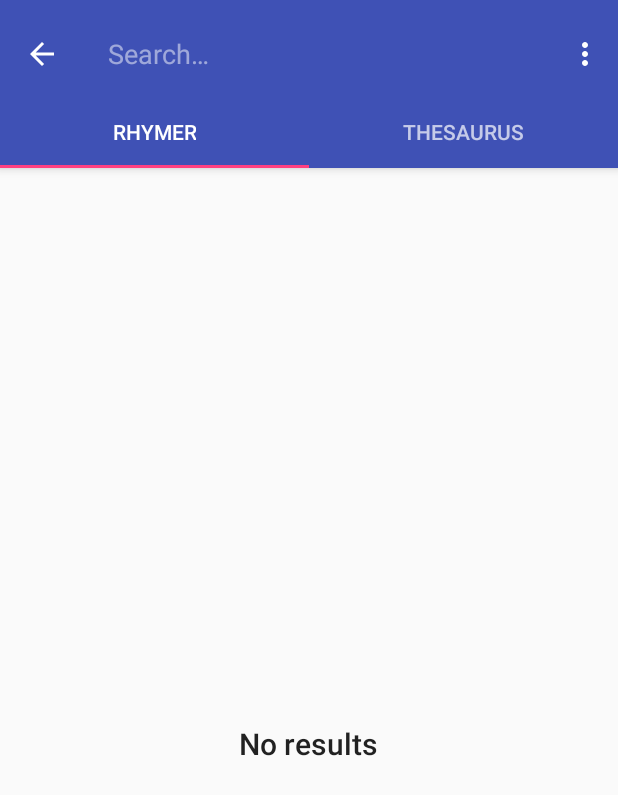
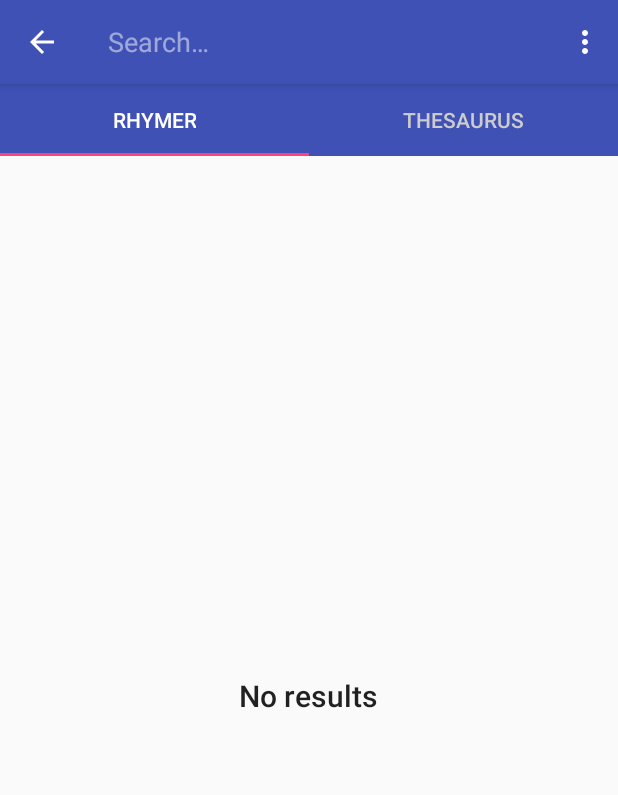
Before and after one commit to caarmen/poet-assistant, an Android app: the screen it shows after launch (MainActivity), after a tap on "Search", on a phone screen of 412 x 824 dp. Shown: the top 795 px of the screen. Run offline under Robolectric (Android 15) with nearby library versions, the phone set to English and light mode, and no system bars; pictures from the network do not load; 5 statements that could not run were skipped.

Commit message:
Attempt to simplify action bar/tab bar styling.

```diff
--- a/app/src/main/AndroidManifest.xml
+++ b/app/src/main/AndroidManifest.xml
@@ -31,7 +31,7 @@
             android:name=".main.MainActivity"
             android:label="@string/app_name"
             android:launchMode="singleTop"
-            android:theme="@style/AppTheme.NoActionBar">
+            >
             <intent-filter>
                 <action android:name="android.intent.action.MAIN" />
 
--- a/app/src/main/java/ca/rmen/android/poetassistant/main/MainActivity.java
+++ b/app/src/main/java/ca/rmen/android/poetassistant/main/MainActivity.java
@@ -57,8 +57,6 @@
         super.onCreate(savedInstanceState);
         setContentView(R.layout.activity_main);
 
-        Toolbar toolbar = (Toolbar) findViewById(R.id.toolbar);
-        setSupportActionBar(toolbar);
         Uri data = getIntent().getData();
         mPagerAdapter = new ResultListPagerAdapter(this, getSupportFragmentManager(), data);
 
@@ -81,8 +79,8 @@
         setIntent(intent);
         if (Intent.ACTION_SEARCH.equals(intent.getAction())) {
             String query = intent.getStringExtra(SearchManager.QUERY);
-            if(TextUtils.isEmpty(query)) query = intent.getStringExtra(SearchManager.USER_QUERY);
-            if(TextUtils.isEmpty(query)) return;
+            if (TextUtils.isEmpty(query)) query = intent.getStringExtra(SearchManager.USER_QUERY);
+            if (TextUtils.isEmpty(query)) return;
             search(query);
         } else if (Intent.ACTION_VIEW.equals(intent.getAction())) {
             Uri data = getIntent().getData();
--- a/app/src/main/res/layout/activity_main.xml
+++ b/app/src/main/res/layout/activity_main.xml
@@ -1,5 +1,4 @@
-<?xml version="1.0" encoding="utf-8"?>
-<!--
+<?xml version="1.0" encoding="utf-8"?><!--
   ~ Copyright (c) 2016 Carmen Alvarez
   ~
   ~ This file is part of Poet Assistant.
@@ -18,43 +17,25 @@
   ~ along with Poet Assistant.  If not, see <http://www.gnu.org/licenses/>.
   -->
 
-<android.support.design.widget.CoordinatorLayout xmlns:android="http://schemas.android.com/apk/res/android"
+<LinearLayout xmlns:android="http://schemas.android.com/apk/res/android"
     xmlns:tools="http://schemas.android.com/tools"
-    xmlns:app="http://schemas.android.com/apk/res-auto"
-    android:id="@+id/main_content"
     android:layout_width="match_parent"
     android:layout_height="match_parent"
     android:fitsSystemWindows="true"
+    android:orientation="vertical"
     tools:context=".main.MainActivity">
 
-    <android.support.design.widget.AppBarLayout
-        android:id="@+id/appbar"
+
+    <android.support.design.widget.TabLayout
+        android:id="@+id/tabs"
+        style="@style/AppTabView"
         android:layout_width="match_parent"
-        android:layout_height="wrap_content"
-        android:paddingTop="@dimen/appbar_padding_top"
-        android:theme="@style/AppTheme.AppBarOverlay">
+        android:layout_height="wrap_content" />
 
-        <android.support.v7.widget.Toolbar
-            android:id="@+id/toolbar"
-            android:layout_width="match_parent"
-            android:layout_height="?attr/actionBarSize"
-            android:background="?attr/colorPrimary"
-            app:popupTheme="@style/AppTheme.PopupOverlay"
-            app:layout_scrollFlags="scroll|enterAlways">
-
-        </android.support.v7.widget.Toolbar>
-
-        <android.support.design.widget.TabLayout
-            android:id="@+id/tabs"
-            android:layout_width="match_parent"
-            android:layout_height="wrap_content" />
-
-    </android.support.design.widget.AppBarLayout>
 
     <android.support.v4.view.ViewPager
         android:id="@+id/container"
         android:layout_width="match_parent"
-        android:layout_height="match_parent"
-        app:layout_behavior="@string/appbar_scrolling_view_behavior" />
+        android:layout_height="match_parent" />
 
-</android.support.design.widget.CoordinatorLayout>
+</LinearLayout>
--- a/app/src/main/res/values-v21/styles.xml
+++ /dev/null
@@ -1,28 +0,0 @@
-<!--
-  ~ Copyright (c) 2016 Carmen Alvarez
-  ~
-  ~ This file is part of Poet Assistant.
-  ~
-  ~ Poet Assistant is free software: you can redistribute it and/or modify
-  ~ it under the terms of the GNU General Public License as published by
-  ~ the Free Software Foundation, either version 3 of the License, or
-  ~ (at your option) any later version.
-  ~
-  ~ Poet Assistant is distributed in the hope that it will be useful,
-  ~ but WITHOUT ANY WARRANTY; without even the implied warranty of
-  ~ MERCHANTABILITY or FITNESS FOR A PARTICULAR PURPOSE.  See the
-  ~ GNU General Public License for more details.
-  ~
-  ~ You should have received a copy of the GNU General Public License
-  ~ along with Poet Assistant.  If not, see <http://www.gnu.org/licenses/>.
-  -->
-
-<resources>
-
-    <style name="AppTheme.NoActionBar">
-        <item name="windowActionBar">false</item>
-        <item name="windowNoTitle">true</item>
-        <item name="android:windowDrawsSystemBarBackgrounds">true</item>
-        <item name="android:statusBarColor">@android:color/transparent</item>
-    </style>
-</resources>
--- a/app/src/main/res/values/styles.xml
+++ b/app/src/main/res/values/styles.xml
@@ -27,6 +27,12 @@
         <item name="colorAccent">@color/colorAccent</item>
     </style>
 
+    <style name="AppTabView">
+        <item name="tabBackground">@color/colorPrimary</item>
+        <item name="tabTextColor">#cccccc</item>
+        <item name="tabSelectedTextColor">#ffffff</item>
+    </style>
+
     <style name="AppTheme.NoActionBar">
         <item name="windowActionBar">false</item>
         <item name="windowNoTitle">true</item>
```
